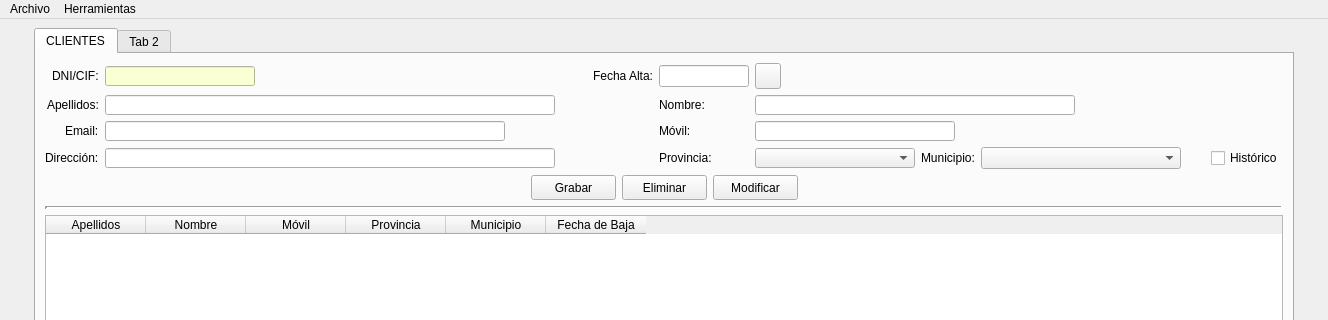
The window that templates/VenPrincipal.ui (VoctorSN/Proyecto-Desarrollo-Interfaces) describes before a commit, drawn with Qt 5; both pictures show x 0 to 1328 and y 0 to 320 of the 1328 by 874 pixel window.
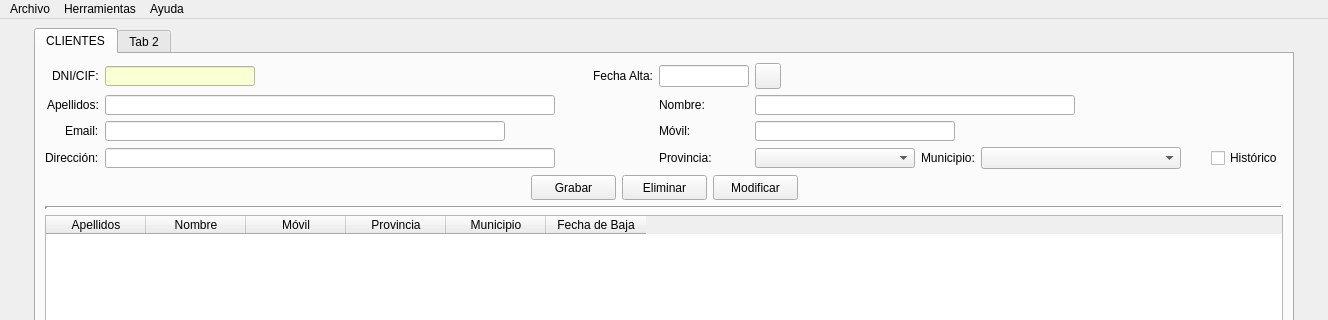
The same window after the commit. Icons and pictures are not drawn.

Diff of the .ui file:
```diff
--- a/templates/VenPrincipal.ui
+++ b/templates/VenPrincipal.ui
@@ -740,8 +740,14 @@
     <addaction name="actionCrear_Backup"/>
     <addaction name="actionRestaurar_Backup"/>
    </widget>
+   <widget class="QMenu" name="menuAyuda">
+    <property name="title">
+     <string>Ayuda</string>
+    </property>
+   </widget>
    <addaction name="menuArchivo"/>
    <addaction name="menuHerramientas"/>
+   <addaction name="menuAyuda"/>
   </widget>
   <widget class="QStatusBar" name="statusbar"/>
   <action name="actionSalir">
```
Left out of the diff: 2 changed lines with no effect on the pictures.
